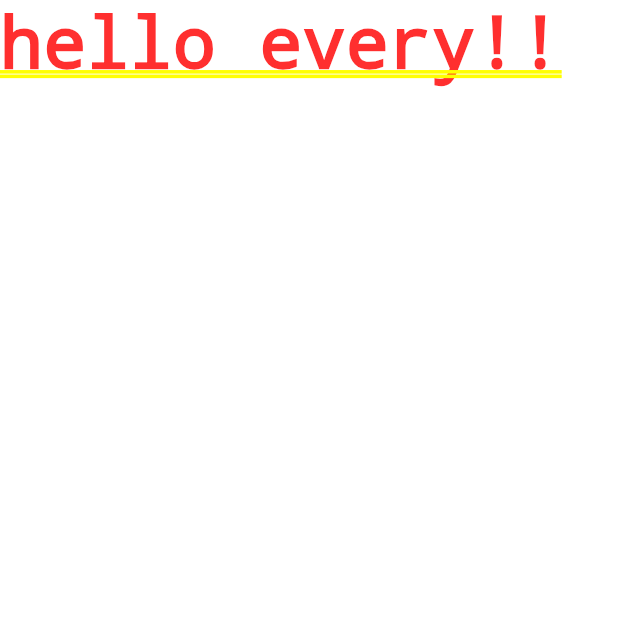
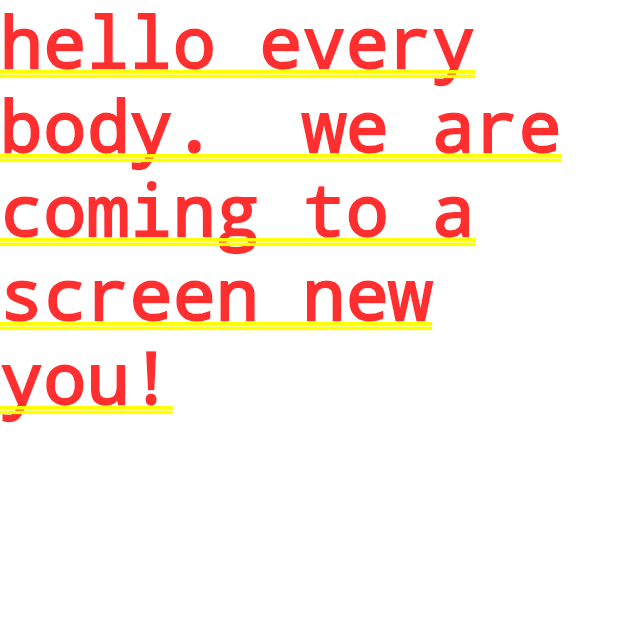
Before and after one commit to ahmedarifmv/flutter_app2, a Flutter app: the screen it shows after launch, on a phone screen of 412 x 824 dp, the top half of it. Run offline on Flutter 3.47's test engine with Material 2 defaults, Android fonts, the phone set to English and light mode, and no system bars.

Commit message:
some modifications

```diff
--- a/lib/main.dart
+++ b/lib/main.dart
@@ -14,9 +14,7 @@ class MyApp extends StatelessWidget {
   @override
   Widget build(BuildContext context) {
     return MaterialApp(
-      home:
-        Text('hello every!!'),
-
+      home: Text('hello every body.  we are coming to a screen new you!'),
     );
   }
 }
```
Also changed, not shown: 1 other file.
